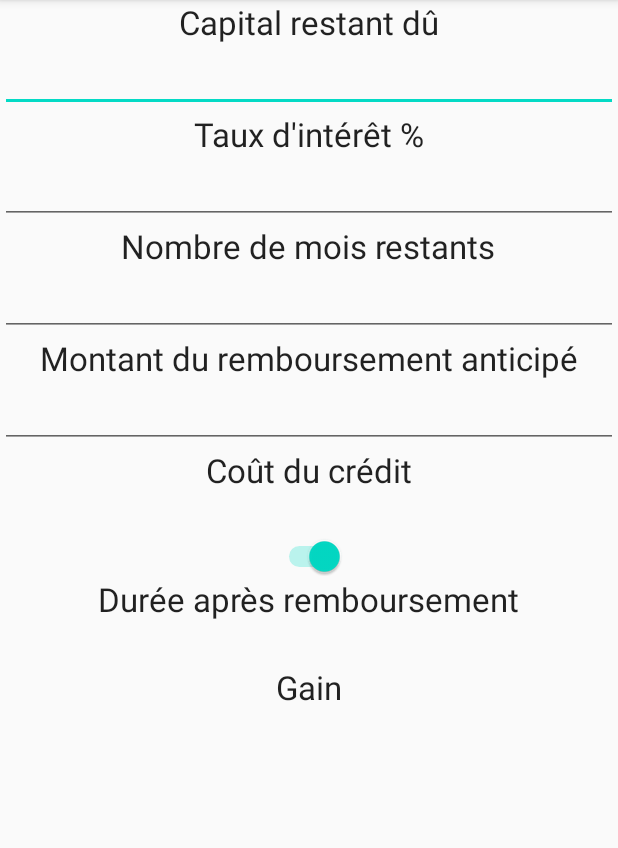
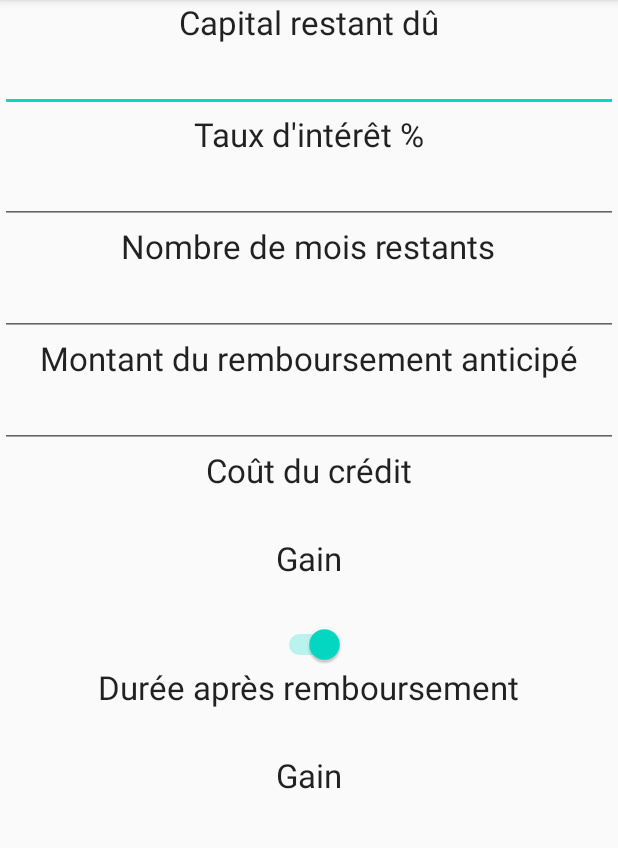
Before and after one commit to cromod/EasyInterest, an Android app: the fragment LoanPrepaymentFragment shown on its own in the app's theme, after a tap on an icon or button, on a phone screen of 412 x 824 dp, the part 84-932 px from its top. Run offline under Robolectric (Android 15) with nearby library versions, the light colour scheme and no system bars.

Commit message:
Add gain on loan cost

```diff
--- a/app/src/main/java/fr/cromod/easyinterest/LoanPrepaymentFragment.kt
+++ b/app/src/main/java/fr/cromod/easyinterest/LoanPrepaymentFragment.kt
@@ -57,12 +57,19 @@ class LoanPrepaymentFragment() : AbstractFragment() {
             nbOfMonths = initialRemainingDuration.toFloat()
         )
 
+        val initialLoanCost = Calculator.loanCost(
+            loanAmount = if(edit_remaining_capital.text.isEmpty()) 0F else edit_remaining_capital.text.toString().toFloat(),
+            monthlyPayment = initialMonthlyPayment,
+            nbOfMonths = initialRemainingDuration.toFloat()
+        )
+
         val prepayment: Float = if(edit_prepayment_amount.text.isEmpty()) 0F else edit_prepayment_amount.text.toString().toFloat()
 
         // Compute results according to the selected type
         var result: Float = 0F
         var gain: Float = 0F
         var loanCost: Float = 0F
+        var gainOnCost: Float = 0F
         if (switch_result.isChecked)
         {
             result = Calculator.loanDuration(
@@ -105,7 +112,9 @@ class LoanPrepaymentFragment() : AbstractFragment() {
             result = Calculator.roundFloat(result)
             gain = Calculator.roundFloat(gain)
         }
+        gainOnCost = initialLoanCost - loanCost
         loanCost = Calculator.roundFloat(loanCost)
+        gainOnCost = Calculator.roundFloat(gainOnCost)
 
         // Display results
         prepayment_result.text = if (result.isFinite()) {
@@ -119,6 +128,10 @@ class LoanPrepaymentFragment() : AbstractFragment() {
         result_loan_cost.text = if (loanCost.isFinite()) {
             beautifyNumber(loanCost.toBigDecimal().toPlainString())
         } else ""
+
+        result_gain_on_cost.text = if (gainOnCost.isFinite()) {
+            beautifyNumber(gainOnCost.toBigDecimal().toPlainString())
+        } else ""
     }
 
 }
--- a/app/src/main/res/layout/loan_prepayment.xml
+++ b/app/src/main/res/layout/loan_prepayment.xml
@@ -106,12 +106,32 @@
         android:textAppearance="?android:textAppearanceLarge"
         />
 
+    <TextView
+        android:id="@+id/label_gain_on_cost"
+        android:layout_width="wrap_content"
+        android:layout_height="wrap_content"
+        android:layout_centerHorizontal="true"
+        android:layout_below="@id/result_loan_cost"
+        android:text="@string/gain"
+        android:textAppearance="?android:textAppearanceLarge"
+        />
+
+    <TextView
+        android:id="@+id/result_gain_on_cost"
+        android:layout_width="match_parent"
+        android:layout_height="wrap_content"
+        android:layout_centerHorizontal="true"
+        android:gravity="center"
+        android:layout_below="@id/label_gain_on_cost"
+        android:textAppearance="?android:textAppearanceLarge"
+        />
+
     <Switch
         android:id="@+id/switch_result"
         android:layout_width="wrap_content"
         android:layout_height="wrap_content"
         android:layout_centerHorizontal="true"
-        android:layout_below="@id/result_loan_cost"
+        android:layout_below="@id/result_gain_on_cost"
         />
 
     <TextView
```
